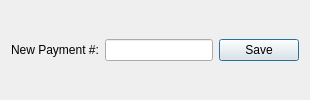
This is guiclient/printChecksReviewEdit.ui in Pegasus-RPG/xtuple-client as Qt 5 draws it before an edit. The edited form follows.
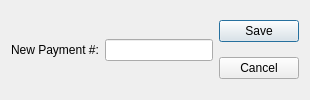
This is the edited form.

Commit message: Added Cancel button and fixed set function return

Diff of the .ui file:
```diff
--- a/guiclient/printChecksReviewEdit.ui
+++ b/guiclient/printChecksReviewEdit.ui
@@ -24,12 +24,23 @@
     <widget class="QLineEdit" name="_number"/>
    </item>
    <item>
+    <layout class="QVBoxLayout">
+     <item>
     <widget class="QPushButton" name="_save">
      <property name="text">
       <string>Save</string>
      </property>
     </widget>
    </item>
+     <item>
+      <widget class="QPushButton" name="_close">
+       <property name="text">
+        <string>Cancel</string>
+       </property>
+      </widget>
+     </item>
+    </layout>
+   </item>
   </layout>
  </widget>
  <layoutdefault spacing="6" margin="11"/>
```
Left out of the diff: 9 changed lines with no effect on the pictures. Lines whose indentation alone changed are shown as unchanged. The commit also changes 2 other files.
